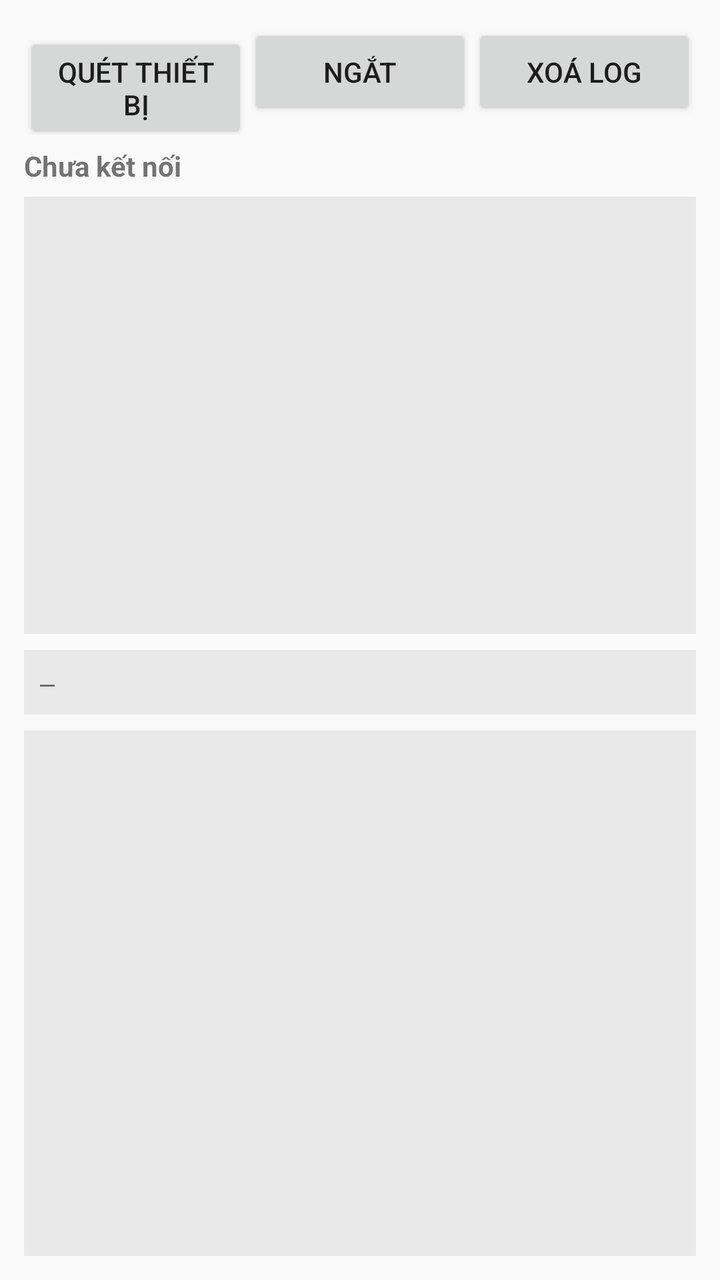
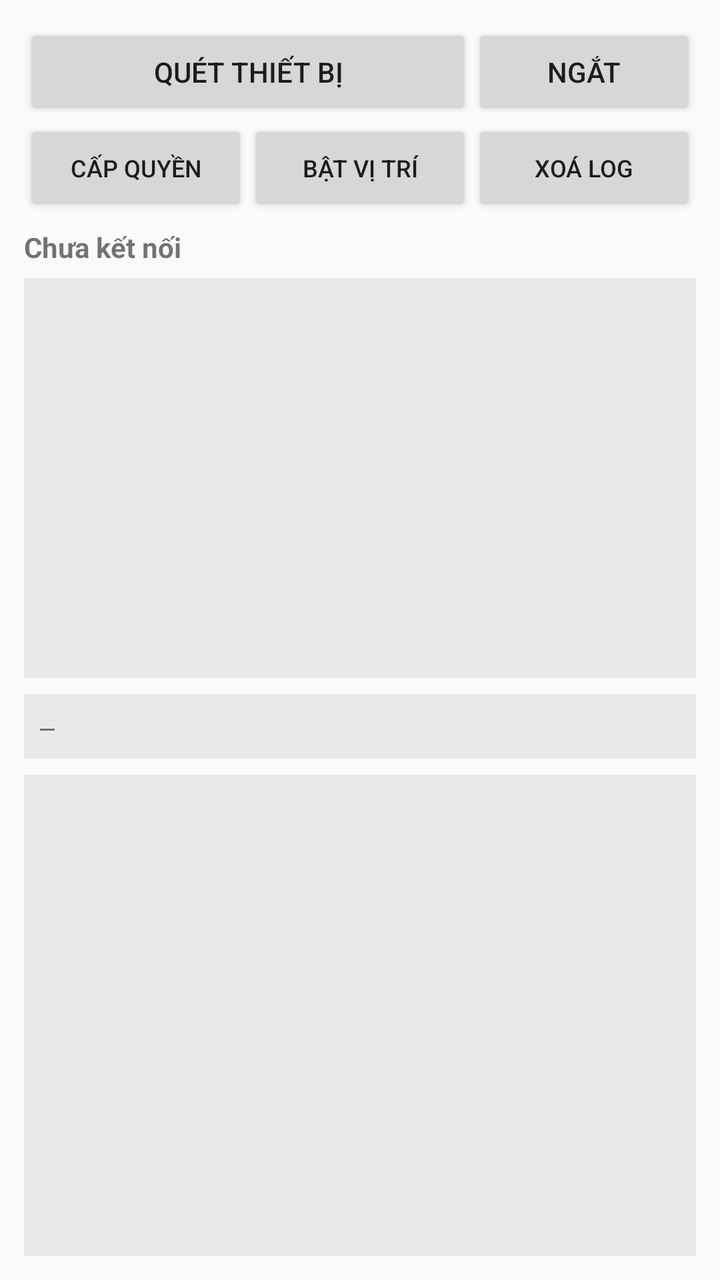

An Android layout rendered at two revisions. The XML below is the earlier revision; the diff shows what the commit changed to produce the second picture.
<!-- AndroidManifest.xml: application theme Theme.AppCompat.DayNight.NoActionBar -->
<!-- res/layout/activity_main.xml -->
<?xml version="1.0" encoding="utf-8"?>
<LinearLayout xmlns:android="http://schemas.android.com/apk/res/android"
    android:layout_width="match_parent"
    android:layout_height="match_parent"
    android:orientation="vertical"
    android:padding="12dp"
    android:fitsSystemWindows="true">

    <LinearLayout
        android:layout_width="match_parent"
        android:layout_height="wrap_content"
        android:orientation="horizontal">

        <Button
            android:id="@+id/btnScan"
            android:layout_width="0dp"
            android:layout_height="wrap_content"
            android:layout_weight="1"
            android:text="Quét thiết bị" />

        <Button
            android:id="@+id/btnDisconnect"
            android:layout_width="0dp"
            android:layout_height="wrap_content"
            android:layout_weight="1"
            android:text="Ngắt" />

        <Button
            android:id="@+id/btnClearLog"
            android:layout_width="0dp"
            android:layout_height="wrap_content"
            android:layout_weight="1"
            android:text="Xoá log" />
    </LinearLayout>

    <TextView
        android:id="@+id/tvStatus"
        android:layout_width="match_parent"
        android:layout_height="wrap_content"
        android:paddingTop="6dp"
        android:paddingBottom="6dp"
        android:textStyle="bold"
        android:text="Chưa kết nối" />

    <ListView
        android:id="@+id/listDevices"
        android:layout_width="match_parent"
        android:layout_height="0dp"
        android:layout_weight="1"
        android:background="#11000000" />

    <TextView
        android:id="@+id/tvState"
        android:layout_width="match_parent"
        android:layout_height="wrap_content"
        android:layout_marginTop="8dp"
        android:background="#11000000"
        android:fontFamily="monospace"
        android:padding="8dp"
        android:textSize="12sp"
        android:text="—" />

    <ScrollView
        android:id="@+id/scrollLog"
        android:layout_width="match_parent"
        android:layout_height="0dp"
        android:layout_weight="1.2"
        android:layout_marginTop="8dp"
        android:background="#11000000">

        <TextView
            android:id="@+id/tvLog"
            android:layout_width="match_parent"
            android:layout_height="wrap_content"
            android:fontFamily="monospace"
            android:padding="8dp"
            android:textSize="11sp"
            android:textIsSelectable="true" />
    </ScrollView>
</LinearLayout>
<!-- resources referenced by this layout -->
<resources>

</resources>

<!-- the commit's change to res/layout/activity_main.xml (unified diff, before → after) -->
@@ -15,7 +15,7 @@
             android:id="@+id/btnScan"
             android:layout_width="0dp"
             android:layout_height="wrap_content"
-            android:layout_weight="1"
+            android:layout_weight="2"
             android:text="Quét thiết bị" />
 
         <Button
@@ -24,12 +24,35 @@
             android:layout_height="wrap_content"
             android:layout_weight="1"
             android:text="Ngắt" />
+    </LinearLayout>
+
+    <LinearLayout
+        android:layout_width="match_parent"
+        android:layout_height="wrap_content"
+        android:orientation="horizontal">
+
+        <Button
+            android:id="@+id/btnPerm"
+            android:layout_width="0dp"
+            android:layout_height="wrap_content"
+            android:layout_weight="1"
+            android:textSize="12sp"
+            android:text="Cấp quyền" />
+
+        <Button
+            android:id="@+id/btnLocation"
+            android:layout_width="0dp"
+            android:layout_height="wrap_content"
+            android:layout_weight="1"
+            android:textSize="12sp"
+            android:text="Bật vị trí" />
 
         <Button
             android:id="@+id/btnClearLog"
             android:layout_width="0dp"
             android:layout_height="wrap_content"
             android:layout_weight="1"
+            android:textSize="12sp"
             android:text="Xoá log" />
     </LinearLayout>
 
